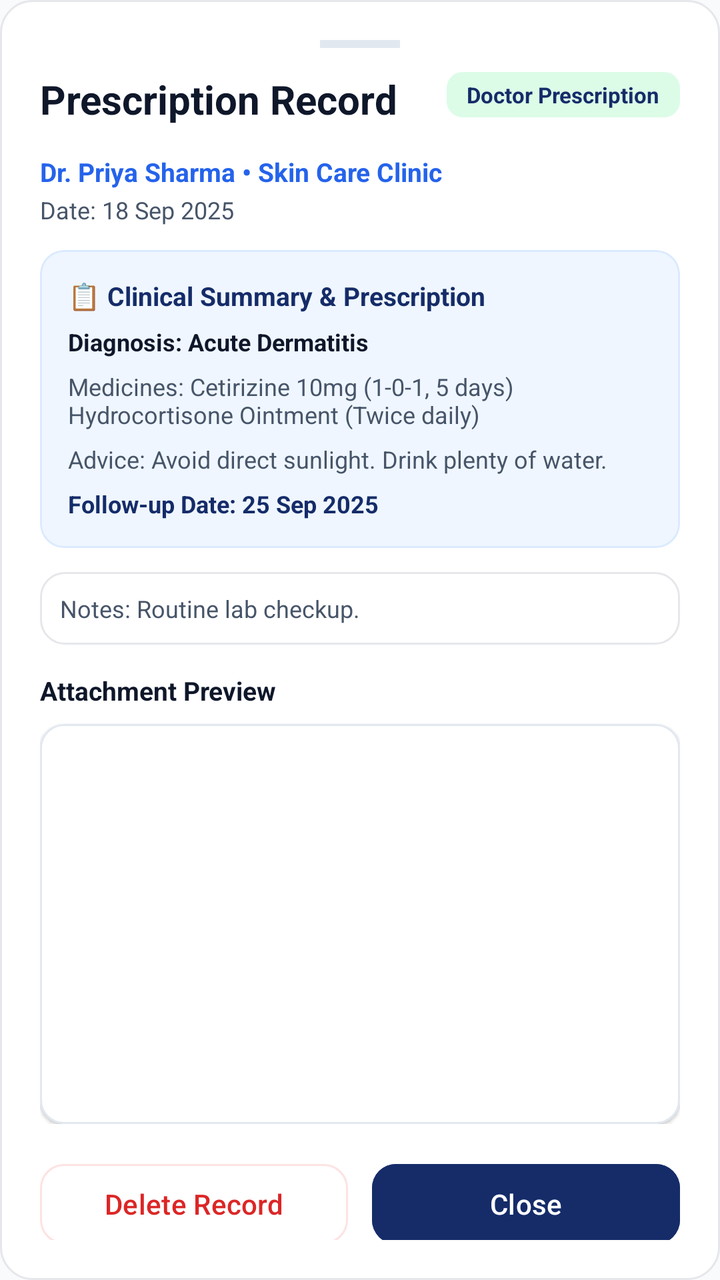
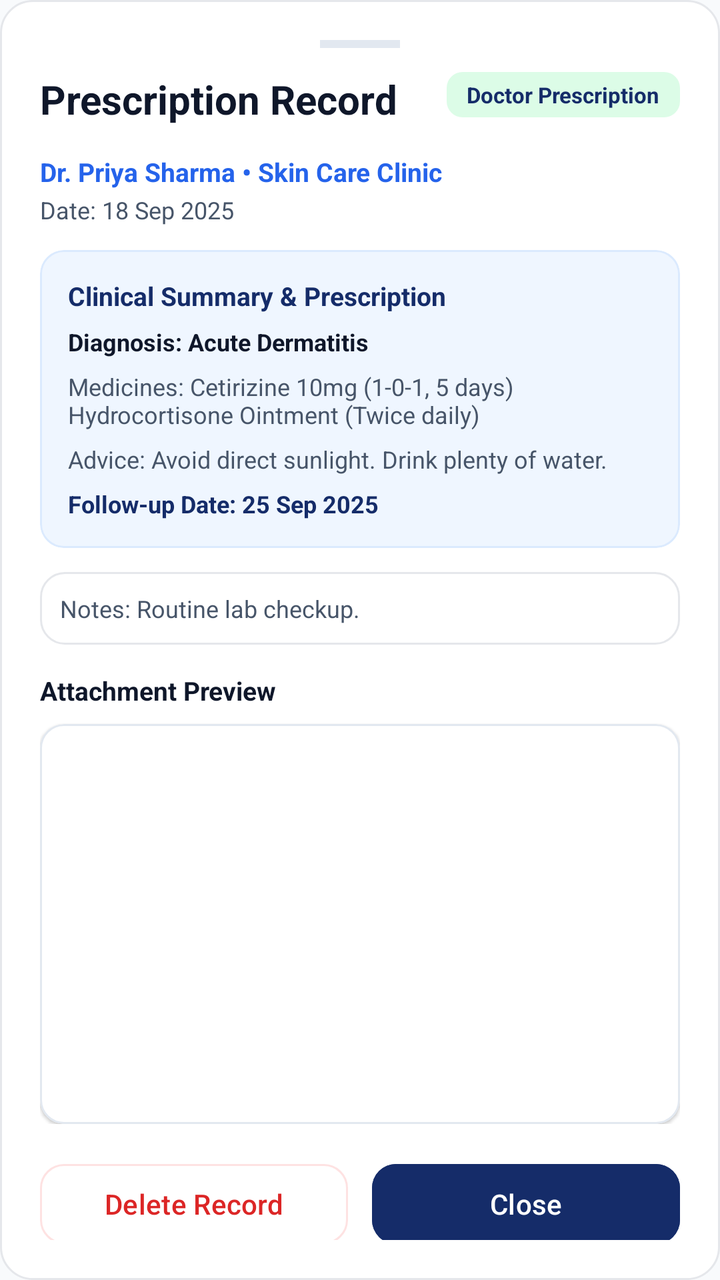

An Android layout rendered at two revisions. The XML below is the earlier revision; the diff shows what the commit changed to produce the second picture.
<!-- AndroidManifest.xml: application theme Theme.CareWell -->
<!-- res/layout/dialog_view_medical_record.xml -->
<?xml version="1.0" encoding="utf-8"?>
<LinearLayout xmlns:android="http://schemas.android.com/apk/res/android"
    xmlns:app="http://schemas.android.com/apk/res-auto"
    android:layout_width="match_parent"
    android:layout_height="wrap_content"
    android:background="@drawable/bg_rounded_card"
    android:orientation="vertical"
    android:padding="20dp">

    
    <View
        android:layout_width="40dp"
        android:layout_height="4dp"
        android:layout_gravity="center_horizontal"
        android:layout_marginBottom="12dp"
        android:background="@color/card_stroke" />

    <RelativeLayout
        android:layout_width="match_parent"
        android:layout_height="wrap_content">

        <TextView
            android:id="@+id/tv_view_record_title"
            android:layout_width="wrap_content"
            android:layout_height="wrap_content"
            android:layout_alignParentStart="true"
            android:text="Prescription Record"
            android:textColor="@color/text_primary"
            android:textSize="20sp"
            android:textStyle="bold" />

        <LinearLayout
            android:id="@+id/ll_view_type_badge"
            android:layout_width="wrap_content"
            android:layout_height="wrap_content"
            android:layout_alignParentEnd="true"
            android:background="@drawable/bg_badge_verified"
            android:paddingHorizontal="10dp"
            android:paddingVertical="4dp">

            <TextView
                android:id="@+id/tv_view_type_text"
                android:layout_width="wrap_content"
                android:layout_height="wrap_content"
                android:text="Doctor Prescription"
                android:textColor="@color/primary"
                android:textSize="11sp"
                android:textStyle="bold" />
        </LinearLayout>
    </RelativeLayout>

    <ScrollView
        android:layout_width="match_parent"
        android:layout_height="wrap_content"
        android:layout_marginTop="14dp"
        android:maxHeight="440dp">

        <LinearLayout
            android:layout_width="match_parent"
            android:layout_height="wrap_content"
            android:orientation="vertical">

            <TextView
                android:id="@+id/tv_view_doctor_clinic"
                android:layout_width="wrap_content"
                android:layout_height="wrap_content"
                android:text="Dr. Priya Sharma • Skin Care Clinic"
                android:textColor="@color/secondary"
                android:textSize="13sp"
                android:textStyle="bold" />

            <TextView
                android:id="@+id/tv_view_record_date"
                android:layout_width="wrap_content"
                android:layout_height="wrap_content"
                android:layout_marginTop="2dp"
                android:text="Date: 18 Sep 2025"
                android:textColor="@color/text_secondary"
                android:textSize="12sp" />

            
            <com.google.android.material.card.MaterialCardView
                android:id="@+id/card_doctor_prescription_details"
                android:layout_width="match_parent"
                android:layout_height="wrap_content"
                android:layout_marginTop="12dp"
                app:cardBackgroundColor="@color/bg_blue_light"
                app:cardCornerRadius="12dp"
                app:cardElevation="0dp"
                app:strokeColor="@color/secondary_light"
                app:strokeWidth="1dp">

                <LinearLayout
                    android:layout_width="match_parent"
                    android:layout_height="wrap_content"
                    android:orientation="vertical"
                    android:padding="14dp">

                    <TextView
                        android:layout_width="wrap_content"
                        android:layout_height="wrap_content"
                        android:text="📋 Clinical Summary &amp; Prescription"
                        android:textColor="@color/primary"
                        android:textSize="13sp"
                        android:textStyle="bold" />

                    <TextView
                        android:id="@+id/tv_view_diagnosis"
                        android:layout_width="wrap_content"
                        android:layout_height="wrap_content"
                        android:layout_marginTop="6dp"
                        android:text="Diagnosis: Acute Dermatitis"
                        android:textColor="@color/text_primary"
                        android:textSize="12sp"
                        android:textStyle="bold" />

                    <TextView
                        android:id="@+id/tv_view_medicines"
                        android:layout_width="wrap_content"
                        android:layout_height="wrap_content"
                        android:layout_marginTop="6dp"
                        android:text="Medicines: Cetirizine 10mg (1-0-1, 5 days)\nHydrocortisone Ointment (Twice daily)"
                        android:textColor="@color/text_secondary"
                        android:textSize="12sp" />

                    <TextView
                        android:id="@+id/tv_view_advice"
                        android:layout_width="wrap_content"
                        android:layout_height="wrap_content"
                        android:layout_marginTop="6dp"
                        android:text="Advice: Avoid direct sunlight. Drink plenty of water."
                        android:textColor="@color/text_secondary"
                        android:textSize="12sp" />

                    <TextView
                        android:id="@+id/tv_view_follow_up"
                        android:layout_width="wrap_content"
                        android:layout_height="wrap_content"
                        android:layout_marginTop="6dp"
                        android:text="Follow-up Date: 25 Sep 2025"
                        android:textColor="@color/primary"
                        android:textSize="12sp"
                        android:textStyle="bold" />
                </LinearLayout>
            </com.google.android.material.card.MaterialCardView>

            
            <TextView
                android:id="@+id/tv_view_notes"
                android:layout_width="match_parent"
                android:layout_height="wrap_content"
                android:layout_marginTop="12dp"
                android:background="@drawable/bg_search_field"
                android:padding="10dp"
                android:text="Notes: Routine lab checkup."
                android:textColor="@color/text_secondary"
                android:textSize="12sp" />

            
            <TextView
                android:layout_width="wrap_content"
                android:layout_height="wrap_content"
                android:layout_marginTop="14dp"
                android:text="Attachment Preview"
                android:textColor="@color/text_primary"
                android:textSize="13sp"
                android:textStyle="bold" />

            <com.google.android.material.card.MaterialCardView
                android:layout_width="match_parent"
                android:layout_height="wrap_content"
                android:layout_marginTop="8dp"
                app:cardBackgroundColor="@color/surface_white"
                app:cardCornerRadius="12dp"
                app:cardElevation="1dp"
                app:strokeColor="@color/card_stroke"
                app:strokeWidth="1dp">

                <FrameLayout
                    android:layout_width="match_parent"
                    android:layout_height="200dp">

                    <ImageView
                        android:id="@+id/iv_record_image_preview"
                        android:layout_width="match_parent"
                        android:layout_height="match_parent"
                        android:contentDescription="Record Image"
                        android:scaleType="fitCenter" />

                    
                    <LinearLayout
                        android:id="@+id/ll_pdf_preview_container"
                        android:layout_width="wrap_content"
                        android:layout_height="wrap_content"
                        android:layout_gravity="center"
                        android:gravity="center"
                        android:orientation="vertical"
                        android:visibility="gone">

                        <ImageView
                            android:layout_width="48dp"
                            android:layout_height="48dp"
                            android:contentDescription="PDF File"
                            android:src="@drawable/ic_file"
                            app:tint="@color/error_red" />

                        <TextView
                            android:id="@+id/tv_pdf_name"
                            android:layout_width="wrap_content"
                            android:layout_height="wrap_content"
                            android:layout_marginTop="8dp"
                            android:text="Medical_Document.pdf"
                            android:textColor="@color/text_primary"
                            android:textSize="13sp"
                            android:textStyle="bold" />

                        <com.google.android.material.button.MaterialButton
                            android:id="@+id/btn_open_pdf"
                            style="@style/Widget.Material3.Button.OutlinedButton"
                            android:layout_width="wrap_content"
                            android:layout_height="38dp"
                            android:layout_marginTop="8dp"
                            android:text="Open / Download PDF"
                            android:textColor="@color/primary"
                            android:textSize="12sp"
                            app:cornerRadius="8dp" />
                    </LinearLayout>
                </FrameLayout>
            </com.google.android.material.card.MaterialCardView>

        </LinearLayout>
    </ScrollView>

    
    <LinearLayout
        android:layout_width="match_parent"
        android:layout_height="wrap_content"
        android:layout_marginTop="16dp"
        android:orientation="horizontal">

        <com.google.android.material.button.MaterialButton
            android:id="@+id/btn_delete_record"
            style="@style/Widget.Material3.Button.OutlinedButton"
            android:layout_width="0dp"
            android:layout_height="48dp"
            android:layout_marginEnd="6dp"
            android:layout_weight="1"
            android:text="Delete Record"
            android:textColor="@color/error_red"
            app:cornerRadius="12dp"
            app:strokeColor="@color/error_light" />

        <com.google.android.material.button.MaterialButton
            android:id="@+id/btn_close_dialog"
            android:layout_width="0dp"
            android:layout_height="48dp"
            android:layout_marginStart="6dp"
            android:layout_weight="1"
            android:backgroundTint="@color/primary"
            android:text="Close"
            android:textColor="@color/white"
            app:cornerRadius="12dp" />
    </LinearLayout>

</LinearLayout>
<!-- resources referenced by this layout -->
<resources>
  <color name="bg_blue_light">#EFF6FF</color>
  <color name="card_stroke">#E2E8F0</color>
  <color name="error_light">#FEE2E2</color>
  <color name="error_red">#DC2626</color>
  <color name="primary">#152C69</color>
  <color name="secondary">#2563EB</color>
  <color name="secondary_light">#DBEAFE</color>
  <color name="surface_white">#FFFFFF</color>
  <color name="text_primary">#0F172A</color>
  <color name="text_secondary">#475569</color>
  <color name="white">#FFFFFF</color>
  <!-- drawable bg_badge_verified (drawable) -->
  <?xml version="1.0" encoding="utf-8"?>
  <shape xmlns:android="http://schemas.android.com/apk/res/android"
      android:shape="rectangle">
      <solid android:color="@color/success_light" />
      <corners android:radius="8dp" />
  </shape>
  <!-- drawable bg_rounded_card (drawable) -->
  <?xml version="1.0" encoding="utf-8"?>
  <shape xmlns:android="http://schemas.android.com/apk/res/android"
      android:shape="rectangle">
      <solid android:color="#FFFFFF" />
      <stroke
          android:width="1dp"
          android:color="#E5E7EB" />
      <corners android:radius="16dp" />
  </shape>
  <!-- drawable bg_search_field (drawable) -->
  <?xml version="1.0" encoding="utf-8"?>
  <shape xmlns:android="http://schemas.android.com/apk/res/android"
      android:shape="rectangle">
      <solid android:color="#FFFFFF" />
      <stroke
          android:width="1dp"
          android:color="#E5E7EB" />
      <corners android:radius="12dp" />
  </shape>
  <!-- drawable ic_file (drawable) -->
  <vector xmlns:android="http://schemas.android.com/apk/res/android"
      android:width="24dp"
      android:height="24dp"
      android:viewportWidth="24"
      android:viewportHeight="24">
      <path
          android:fillColor="#FF000000"
          android:pathData="M14,2H6c-1.1,0 -1.99,0.9 -1.99,2L4,20c0,1.1 0.89,2 1.99,2H18c1.1,0 2,-0.9 2,-2V8l-6,-6zm2,16H8v-2h8v2zm0,-4H8v-2h8v2zm-3,-5V3.5L18.5,9H13z"/>
  </vector>
  <style name="Theme.CareWell" parent="Base.Theme.CareWell" />
  <color name="success_light">#DCFCE7</color>
  <style name="Base.Theme.CareWell" parent="Theme.Material3.Light.NoActionBar">
          <item name="colorPrimary">@color/primary</item>
          <item name="colorPrimaryVariant">@color/primary_dark</item>
          <item name="colorOnPrimary">@color/white</item>
          <item name="colorSecondary">@color/secondary</item>
          <item name="colorSecondaryVariant">@color/secondary</item>
          <item name="colorOnSecondary">@color/white</item>
          <item name="android:statusBarColor">@color/white</item>
          <item name="android:windowLightStatusBar">true</item>
          <item name="android:windowBackground">@color/background_light</item>
          <item name="colorSecondaryContainer">@color/primary_light</item>
          <item name="colorOnSecondaryContainer">@color/primary</item>
          <item name="android:navigationBarColor">@color/white</item>
          <item name="android:windowLightNavigationBar" tools:targetApi="o_mr1">true</item>
      </style>
  <color name="primary_dark">#0D1D47</color>
  <color name="background_light">#F8FAFC</color>
  <color name="primary_light">#EEF4FF</color>
</resources>

<!-- the commit's change to res/layout/dialog_view_medical_record.xml (unified diff, before → after) -->
@@ -99,7 +99,7 @@
                     <TextView
                         android:layout_width="wrap_content"
                         android:layout_height="wrap_content"
-                        android:text="📋 Clinical Summary &amp; Prescription"
+                        android:text="Clinical Summary &amp; Prescription"
                         android:textColor="@color/primary"
                         android:textSize="13sp"
                         android:textStyle="bold" />
